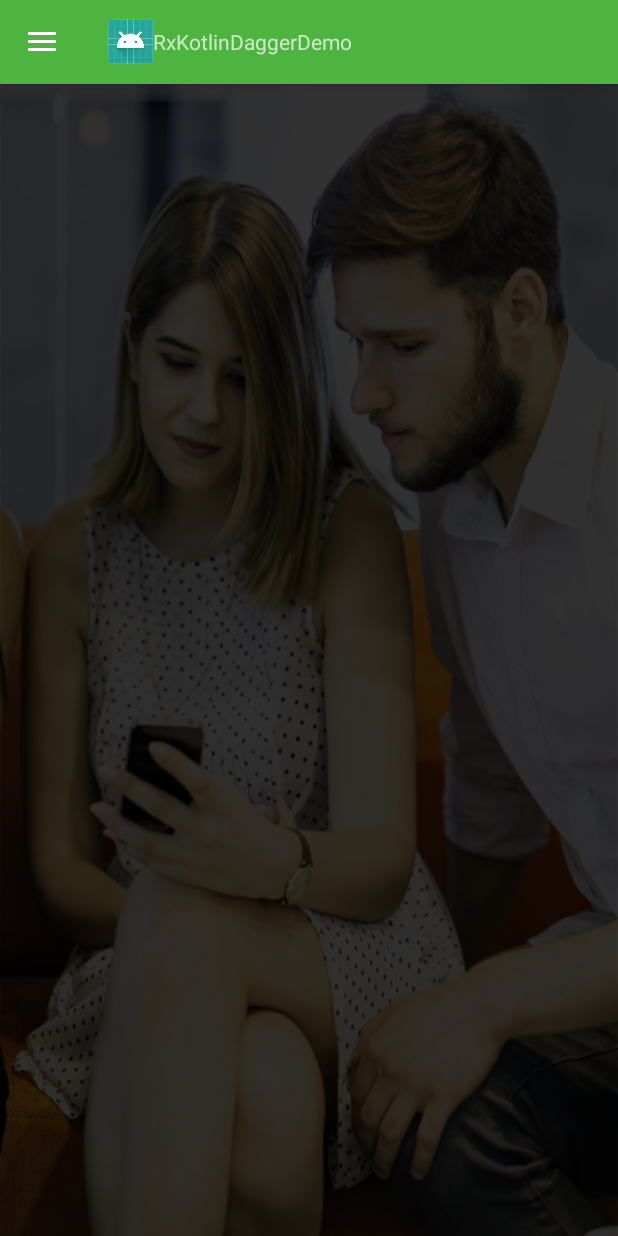
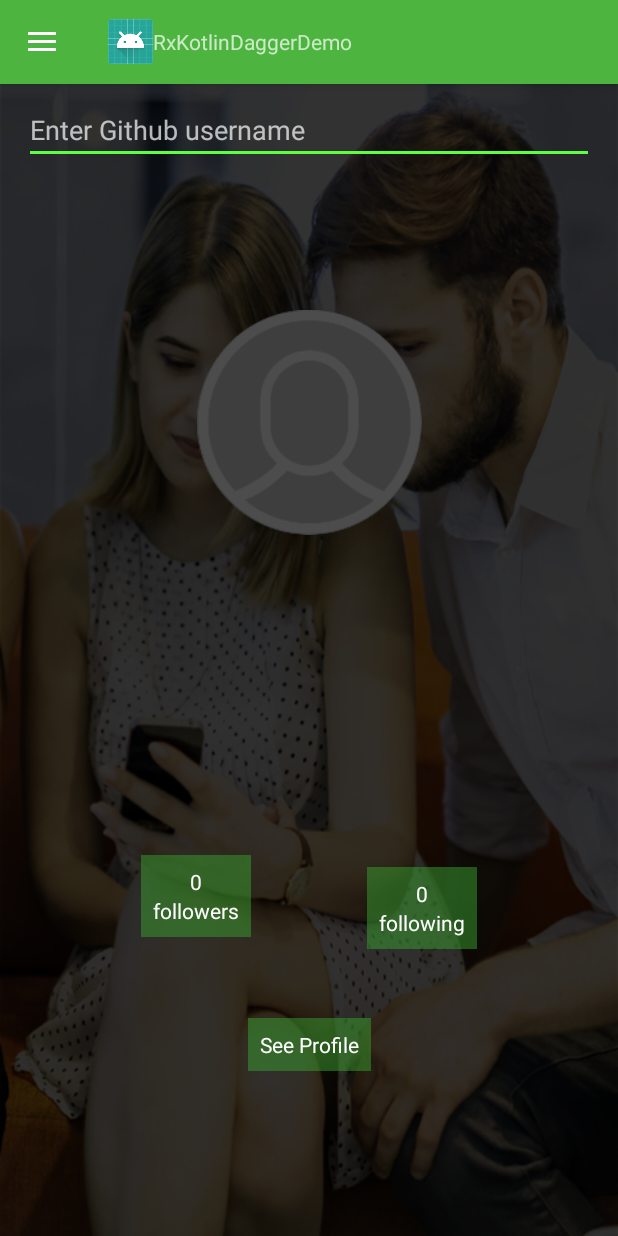
Before and after one commit to Sanjay-Prajapati/RxKotlin_Dagger_Demo, an Android app: the screen it shows after launch once a user with an empty profile is signed in (HomeActivity before the commit, GitHubProfileActivity after it), in the side drawer, after a tap on "Github Profile", on a phone screen of 412 x 824 dp. Run offline under Robolectric (Android 15) with nearby library versions, the light colour scheme and no system bars; our stand-ins replace Dagger/Hilt's generated code, Firebase (no records; nobody signed in at launch, a user with empty details on screens opened directly), RxJava, Timber; libraries missing offline, so code that uses them is left out: com.firebase.ui, com.jakewharton.rxbinding2, com.readystatesoftware.chuck; 6 statements that could not run were skipped.

Commit message:
Githubprofile UI implementation and API calling added

```diff
--- a/app/src/main/AndroidManifest.xml
+++ b/app/src/main/AndroidManifest.xml
@@ -22,6 +22,10 @@
         <activity
             android:name=".ui.home.HomeActivity"
             android:launchMode="singleTop"/>
+        <activity
+            android:name=".ui.githubprofile.GitHubProfileActivity"
+            android:launchMode="singleTop"
+            android:windowSoftInputMode="stateHidden"/>
     </application>
 
 </manifest>
--- /dev/null
+++ b/app/src/main/kotlin/com/rxkotlindaggerdemo/injections/components/NetworkComponent.kt
@@ -0,0 +1,16 @@
+package com.rxkotlindaggerdemo.injections.components
+
+import com.rxkotlindaggerdemo.injections.modules.RetrofitModule
+import com.rxkotlindaggerdemo.ui.githubprofile.GitHubProfileFragment
+import dagger.Component
+import javax.inject.Singleton
+
+/**
+ *  Network Component
+ */
+
+@Singleton
+@Component(modules = arrayOf(RetrofitModule::class))
+interface NetworkComponent {
+    fun inject(fragment: GitHubProfileFragment)
+}
--- /dev/null
+++ b/app/src/main/kotlin/com/rxkotlindaggerdemo/injections/modules/RetrofitModule.kt
@@ -0,0 +1,48 @@
+package com.rxkotlindaggerdemo.injections.modules
+
+import com.readystatesoftware.chuck.ChuckInterceptor
+import com.rxkotlindaggerdemo.AppApplication
+import com.rxkotlindaggerdemo.BuildConfig
+import com.rxkotlindaggerdemo.remote.AppEndPoint
+import dagger.Module
+import dagger.Provides
+import io.reactivex.schedulers.Schedulers
+import okhttp3.OkHttpClient
+import okhttp3.logging.HttpLoggingInterceptor
+import retrofit2.Retrofit
+import retrofit2.adapter.rxjava2.RxJava2CallAdapterFactory
+import retrofit2.converter.gson.GsonConverterFactory
+import javax.inject.Singleton
+
+/**
+ * Retrofit Module
+ */
+
+@Module
+class RetrofitModule {
+    @Provides
+    @Singleton
+    fun provideHttpLogging(): OkHttpClient {
+        val logging = HttpLoggingInterceptor()
+        logging.level = if (BuildConfig.DEBUG) HttpLoggingInterceptor.Level.BODY else HttpLoggingInterceptor.Level.NONE
+        return OkHttpClient.Builder()
+                .addInterceptor(ChuckInterceptor(AppApplication.getAppContext()))
+                .addInterceptor(logging)
+                .build()
+    }
+
+    @Provides
+    @Singleton
+    fun provideRetrofit(okHttpClient: OkHttpClient): Retrofit {
+        return Retrofit.Builder()
+                .baseUrl(BuildConfig.API_URL)
+                .addConverterFactory(GsonConverterFactory.create())
+                .addCallAdapterFactory(RxJava2CallAdapterFactory.createWithScheduler(Schedulers.io()))
+                .client(okHttpClient)
+                .build()
+    }
+
+    @Provides
+    @Singleton
+    fun provideApiService(retrofit: Retrofit): AppEndPoint = retrofit.create(AppEndPoint::class.java)
+}
--- /dev/null
+++ b/app/src/main/kotlin/com/rxkotlindaggerdemo/remote/AppEndPoint.kt
@@ -0,0 +1,18 @@
+package com.rxkotlindaggerdemo.remote
+
+import com.google.gson.JsonElement
+import com.rxkotlindaggerdemo.remote.model.GithubUserProfile
+import io.reactivex.Observable
+
+import retrofit2.http.GET
+import retrofit2.http.Path
+
+
+
+/**
+ *  AppEnd Point
+ */
+interface AppEndPoint {
+    @GET("/users/{username}")
+    fun getGithubUserDetails(@Path("username") username: String): Observable<GithubUserProfile>
+}
--- a/app/src/main/kotlin/com/rxkotlindaggerdemo/ui/auth/LoginActivity.kt
+++ b/app/src/main/kotlin/com/rxkotlindaggerdemo/ui/auth/LoginActivity.kt
@@ -20,11 +20,11 @@ import java.util.*
 class LoginActivity : BaseActivity() {
     private val RC_SIGN_IN = 123
 
-    override fun getLayoutResId() = R.layout.activity_login
+
     override fun onCreate(savedInstanceState: Bundle?) {
         setTheme(R.style.AppTheme)
         super.onCreate(savedInstanceState)
-
+        setContentView(R.layout.activity_login)
         if (auth.currentUser != null) {
             startHomeActivity()
             // btn_logout.visibility = View.VISIBLE
--- a/app/src/main/kotlin/com/rxkotlindaggerdemo/ui/base/BaseActivity.kt
+++ b/app/src/main/kotlin/com/rxkotlindaggerdemo/ui/base/BaseActivity.kt
@@ -12,11 +12,13 @@ import android.support.v7.app.ActionBarDrawerToggle
 import android.support.v7.app.AppCompatActivity
 import android.support.v7.widget.Toolbar
 import android.util.Log
+import android.view.View
 import com.firebase.ui.auth.AuthUI
 import com.google.android.gms.tasks.OnCompleteListener
 import com.google.firebase.auth.FirebaseAuth
 import com.rxkotlindaggerdemo.R
 import com.rxkotlindaggerdemo.ui.auth.LoginActivity
+import com.rxkotlindaggerdemo.ui.githubprofile.GitHubProfileActivity
 import kotlinx.android.synthetic.main.activity_singlepane.*
 import kotlinx.android.synthetic.main.app_bar.*
 import timber.log.Timber
@@ -29,14 +31,18 @@ abstract class BaseActivity : AppCompatActivity() {
     // delay to launch nav drawer item, to allow close animation to play
     private val NAVDRAWER_LAUNCH_DELAY = 250
     protected val auth: FirebaseAuth = FirebaseAuth.getInstance()
-    protected abstract fun getLayoutResId(): Int
+
     lateinit var tbToolbar: Toolbar
     override fun onCreate(savedInstanceState: Bundle?) {
         super.onCreate(savedInstanceState)
-        setContentView(getLayoutResId())
-        getActionbarToolbar();
+
         Log.d("BaseActivity", "OnCreate Method Called")
         Timber.d("OnCreate Method called");
+    }
+
+    override fun setContentView(view: View?) {
+        super.setContentView(view)
+        getActionbarToolbar()
     }
 
     override fun onPostCreate(savedInstanceState: Bundle?) {
@@ -85,9 +91,7 @@ abstract class BaseActivity : AppCompatActivity() {
         Log.d("BaseActivity", "Setup Navigation method called")
         Timber.d("Setup Navigation method called")
         val selfItem = getSelfNavDrawerItem();
-        if (selfItem == null) {
-            Timber.d("setupNavigation: INVALID ITEM")
-        }
+
         if (toolbar == null) {
             Timber.d("setupNavigation: toolbar is not present");
             return
@@ -96,7 +100,7 @@ abstract class BaseActivity : AppCompatActivity() {
             return
         }
         val toggle: ActionBarDrawerToggle = ActionBarDrawerToggle(this,
-                drawer_layout, tbToolbar, R.string.navigation_drawer_open,
+                drawer_layout, toolbar, R.string.navigation_drawer_open,
                 R.string.navigation_drawer_close)
         toggle.setHomeAsUpIndicator(R.drawable.ic_menu)
         drawer_layout.addDrawerListener(toggle)
@@ -155,6 +159,9 @@ abstract class BaseActivity : AppCompatActivity() {
         if (id == R.id.nav_drag_drop) {
 
         } else if (id == R.id.nav_github_profile) {
+            if (this is GitHubProfileActivity) return
+            startActivity(Intent(this, GitHubProfileActivity::class.java))
+            finish()
 
         } else if (id == R.id.nav_user_profile) {
 
@@ -174,7 +181,23 @@ abstract class BaseActivity : AppCompatActivity() {
                 })
     }
 
-    private fun getSelfNavDrawerItem(): Int {
+    protected open fun getSelfNavDrawerItem(): Int {
         return ITEM_INVALID;
     }
+
+    public fun intentToFragmentArguments(intentData: Intent?): Bundle? {
+        var arguments: Bundle = Bundle()
+        if (intentData == null) {
+            return arguments
+        }
+        val data = intentData.data
+        if (data != null) {
+            arguments.putParcelable("_uri", data);
+        }
+        val extras = intentData.extras
+        if (extras != null) {
+            arguments.putAll(extras)
+        }
+        return arguments
+    }
 }
--- /dev/null
+++ b/app/src/main/kotlin/com/rxkotlindaggerdemo/ui/base/SinglePaneActivity.kt
@@ -0,0 +1,46 @@
+package com.rxkotlindaggerdemo.ui.base
+
+import android.content.Intent
+import android.os.Bundle
+import android.support.v4.app.Fragment
+import com.rxkotlindaggerdemo.R
+
+/**
+ * A {@link BaseActivity} that simply contains a single fragment. The intent used to invoke this
+ * activity is forwarded to the fragment as arguments during fragment instantiation. Derived
+ * activities should only need to implement {@link SinglePaneActivity#onCreatePane()}.
+ */
+abstract class SinglePaneActivity : BaseActivity() {
+    lateinit var mFragment: Fragment;
+
+    override fun onCreate(savedInstanceState: Bundle?) {
+        super.onCreate(savedInstanceState)
+        setContentView(getLayoutResId())
+
+        if (getIntent().hasExtra(Intent.EXTRA_TITLE)) {
+            setTitle(getIntent().getStringExtra(Intent.EXTRA_TITLE))
+        } else {
+            setTitle(getTitle())
+        }
+
+        if (savedInstanceState == null) {
+            mFragment = onContentPane()
+            mFragment.arguments = intentToFragmentArguments(intent)
+            getSupportFragmentManager().beginTransaction()
+                    .replace(R.id.fl_container, mFragment, "single_pane")
+                    .commit();
+        } else {
+            mFragment = getSupportFragmentManager().findFragmentByTag("single_pane")
+        }
+    }
+
+    protected open fun getLayoutResId(): Int = R.layout.activity_singlepane
+
+    /**
+     * Called in <code>onCreate</code> when the fragment constituting this activity is needed.
+     * The returned fragment's arguments will be set to the intent used to invoke this activity.
+     */
+    protected abstract fun onContentPane(): Fragment
+
+    fun getFragment(): Fragment = mFragment;
+}
--- /dev/null
+++ b/app/src/main/kotlin/com/rxkotlindaggerdemo/ui/githubprofile/GitHubProfileActivity.kt
@@ -0,0 +1,18 @@
+package com.rxkotlindaggerdemo.ui.githubprofile
+
+import android.support.v4.app.Fragment
+import com.rxkotlindaggerdemo.R
+import com.rxkotlindaggerdemo.ui.base.SinglePaneActivity
+
+/**
+ *
+ */
+class GitHubProfileActivity : SinglePaneActivity() {
+    override fun onContentPane(): Fragment = GitHubProfileFragment.newInstance()
+
+    override fun getLayoutResId(): Int = R.layout.activity_singlepane
+
+    override fun getSelfNavDrawerItem(): Int {
+        return R.id.nav_github_profile;
+    }
+}
--- /dev/null
+++ b/app/src/main/kotlin/com/rxkotlindaggerdemo/ui/githubprofile/GitHubProfileFragment.kt
@@ -0,0 +1,102 @@
+package com.rxkotlindaggerdemo.ui.githubprofile
+
+import android.content.Intent
+import android.net.Uri
+import android.os.Bundle
+import android.support.design.widget.Snackbar
+import android.support.v4.app.Fragment
+import android.view.LayoutInflater
+import android.view.View
+import android.view.ViewGroup
+import com.jakewharton.rxbinding2.widget.RxTextView
+import com.rxkotlindaggerdemo.AppApplication
+import com.rxkotlindaggerdemo.R
+import com.rxkotlindaggerdemo.commons.extentions.loadImg
+import com.rxkotlindaggerdemo.remote.model.GithubUserProfile
+import io.reactivex.Observable
+import io.reactivex.rxkotlin.subscribeBy
+import kotlinx.android.synthetic.main.fragment_github_profile.*
+import timber.log.Timber
+import javax.inject.Inject
+
+
+/**
+ * Github profile fragment
+ */
+public class GitHubProfileFragment : Fragment(), GitHubProfilePresenter.View {
+    private lateinit var mUserUrl: String
+
+    @Inject lateinit var presenter: GitHubProfilePresenter
+    override fun onCreateView(inflater: LayoutInflater?, container: ViewGroup?,
+                              savedInstanceState: Bundle?): View? {
+        return inflater?.inflate(R.layout.fragment_github_profile, container, false)
+    }
+
+    override fun onViewCreated(view: View?, savedInstanceState: Bundle?) {
+        super.onViewCreated(view, savedInstanceState)
+        (activity.application as AppApplication).component.inject(this)
+        presenter.initView(this)
+        presenter.getGitHubProfileData()
+        tv_see_profile.setOnClickListener({
+            if (!mUserUrl.isEmpty()) {
+                startActivity(Intent(Intent.ACTION_VIEW, Uri.parse(mUserUrl)))
+            }
+        })
+    }
+
+    override fun showLoadingIndicator(isShow: Boolean) {
+        if (isShow)
+            progress_bg?.visibility = View.VISIBLE
+        else
+            progress_bg?.visibility = View.GONE
+    }
+
+    override fun showErrorMessage(message: String) {
+        Snackbar.make(cl_root_view, message, Snackbar.LENGTH_SHORT).show()
+    }
+
+    override fun setUserProfileDetails(githubUserProfile: GithubUserProfile) {
+        tv_full_name.setText(githubUserProfile.name)
+        tv_username.setText(githubUserProfile.userName)
+        tv_company.setText(githubUserProfile.company)
+        tv_bio_value.setText(githubUserProfile.bio)
+        tv_followers_value.setText(githubUserProfile.follower)
+        tv_following_value.setText(githubUserProfile.following)
+        tv_address.setText(githubUserProfile.location)
+        iv_profile.loadImg(githubUserProfile.avatarUrl, R.drawable.placeholder)
+        mUserUrl = githubUserProfile.profileUrl
+    }
+
+    override fun getNetworkError(): String {
+        return activity?.getString(R.string.network_error).toString()
+    }
+
+    override fun getUnknownError(): String {
+        return activity?.getString(R.string.unknown_error).toString()
+    }
+
+    override fun getUsernameObservable(): Observable<CharSequence> {
+        val txt: Observable<CharSequence> = RxTextView.textChanges(et_username)
+                .onErrorReturn({ "" })
+        txt.subscribeBy(
+                onNext = {
+                    showLoadingIndicator(true)
+                },
+                onError = {
+                    Timber.d("OnError called")
+                }
+        )
+        return txt
+    }
+
+    override fun onDestroy() {
+        super.onDestroy()
+        presenter?.safeDispose()
+    }
+
+    companion object {
+        fun newInstance(): Fragment {
+            return GitHubProfileFragment()
+        }
+    }
+}
--- a/app/src/main/kotlin/com/rxkotlindaggerdemo/ui/home/HomeActivity.kt
+++ b/app/src/main/kotlin/com/rxkotlindaggerdemo/ui/home/HomeActivity.kt
@@ -8,9 +8,9 @@ import com.rxkotlindaggerdemo.ui.base.BaseActivity
  * HomeActivity
  */
 class HomeActivity : BaseActivity() {
-    override fun getLayoutResId(): Int {
-        return R.layout.activity_singlepane
+    override fun onCreate(savedInstanceState: Bundle?) {
+        super.onCreate(savedInstanceState)
+        setContentView(R.layout.activity_singlepane)
     }
 
-
 }
--- /dev/null
+++ b/app/src/main/res/layout/fragment_github_profile.xml
@@ -0,0 +1,216 @@
+<?xml version="1.0" encoding="utf-8"?>
+<android.support.constraint.ConstraintLayout
+    android:id="@+id/cl_root_view"
+    xmlns:android="http://schemas.android.com/apk/res/android"
+    xmlns:app="http://schemas.android.com/apk/res-auto"
+    android:layout_width="match_parent"
+    android:layout_height="match_parent"
+    android:layout_marginLeft="@dimen/spacing_large"
+    android:layout_marginRight="@dimen/spacing_large">
+
+    <android.support.constraint.Guideline
+        android:id="@+id/guidline_top"
+        android:layout_width="0dp"
+        android:layout_height="wrap_content"
+        android:orientation="horizontal"
+        app:layout_constraintGuide_percent="0.1"
+        />
+
+    <android.support.constraint.Guideline
+        android:id="@+id/guidline_middle"
+        android:layout_width="0dp"
+        android:layout_height="wrap_content"
+        android:orientation="horizontal"
+        app:layout_constraintBottom_toBottomOf="parent"
+        app:layout_constraintGuide_percent="0.6"
+        app:layout_constraintTop_toTopOf="parent"
+        />
+
+    <android.support.constraint.Guideline
+        android:id="@+id/guidline_bottom"
+        android:layout_width="0dp"
+        android:layout_height="wrap_content"
+        android:orientation="horizontal"
+        app:layout_constraintGuide_percent="1.0"
+        />
+
+    <EditText
+        android:id="@+id/et_username"
+        android:layout_width="0dp"
+        android:layout_height="wrap_content"
+        android:layout_marginTop="@dimen/spacing_normal"
+        android:hint="@string/hint_github_username"
+        app:layout_constraintBottom_toTopOf="@+id/guidline_top"
+        app:layout_constraintHorizontal_bias="0.0"
+        app:layout_constraintLeft_toLeftOf="parent"
+        app:layout_constraintRight_toRightOf="parent"
+        app:layout_constraintTop_toTopOf="parent"
+        app:layout_constraintVertical_bias="0.0"
+        />
+
+    <ImageView
+        android:id="@+id/iv_profile"
+        android:layout_width="150dp"
+        android:layout_height="175dp"
+        android:layout_marginTop="4dp"
+        android:src="@drawable/placeholder"
+        app:layout_constraintBottom_toTopOf="@+id/tv_full_name"
+        app:layout_constraintHorizontal_bias="0.5"
+        app:layout_constraintLeft_toLeftOf="@+id/et_username"
+        app:layout_constraintRight_toRightOf="@+id/et_username"
+        app:layout_constraintTop_toBottomOf="@id/guidline_top"
+        app:layout_constraintVertical_bias="0.5"
+        app:layout_constraintVertical_chainStyle="packed"/>
+
+    <TextView
+        android:id="@+id/tv_full_name"
+        android:layout_width="wrap_content"
+        android:layout_height="wrap_content"
+        android:layout_marginTop="4dp"
+        android:textColor="@color/white"
+        android:textSize="@dimen/font_normal_medium"
+        app:layout_constraintBottom_toTopOf="@+id/tv_username"
+        app:layout_constraintLeft_toLeftOf="@+id/iv_profile"
+        app:layout_constraintRight_toRightOf="@+id/iv_profile"
+        app:layout_constraintTop_toBottomOf="@+id/iv_profile"
+        app:layout_constraintVertical_bias="0.0"/>
+
+    <TextView
+        android:id="@+id/tv_username"
+        android:layout_width="wrap_content"
+        android:layout_height="wrap_content"
+        android:layout_marginTop="4dp"
+        android:textSize="@dimen/font_small"
+        app:layout_constraintBottom_toTopOf="@+id/tv_company"
+        app:layout_constraintLeft_toLeftOf="@+id/tv_full_name"
+        app:layout_constraintRight_toRightOf="@+id/tv_full_name"
+        app:layout_constraintTop_toBottomOf="@+id/tv_full_name"
+        app:layout_constraintVertical_bias="0.0"/>
+
+    <TextView
+        android:id="@+id/tv_company"
+        android:layout_width="wrap_content"
+        android:layout_height="wrap_content"
+        android:layout_marginTop="4dp"
+        android:textSize="@dimen/font_small"
+        app:layout_constraintBottom_toTopOf="@+id/tv_bio_value"
+        app:layout_constraintLeft_toLeftOf="@+id/tv_username"
+        app:layout_constraintRight_toRightOf="@+id/tv_username"
+        app:layout_constraintTop_toBottomOf="@+id/tv_username"/>
+
+    <TextView
+        android:id="@+id/tv_bio_value"
+        android:layout_width="wrap_content"
+        android:layout_height="wrap_content"
+        android:layout_marginTop="4dp"
+        android:gravity="center"
+        app:layout_constraintBottom_toTopOf="@+id/guidline_middle"
+        app:layout_constraintLeft_toLeftOf="@+id/tv_company"
+        app:layout_constraintRight_toRightOf="@+id/tv_company"
+        app:layout_constraintTop_toBottomOf="@+id/tv_company"
+        app:layout_constraintVertical_bias="0.0"/>
+
+    <LinearLayout
+        android:id="@+id/ll_followers_bg"
+        android:layout_width="wrap_content"
+        android:layout_height="wrap_content"
+        android:layout_marginTop="@dimen/spacing_large"
+        android:background="@color/whitetransparent"
+        android:gravity="center"
+        android:orientation="vertical"
+        android:padding="@dimen/spacing_normal"
+        app:layout_constraintBottom_toTopOf="@+id/tv_see_profile"
+        app:layout_constraintHorizontal_chainStyle="spread"
+        app:layout_constraintLeft_toLeftOf="parent"
+        app:layout_constraintRight_toLeftOf="@+id/ll_following_bg"
+        app:layout_constraintTop_toBottomOf="@+id/guidline_middle"
+        app:layout_constraintVertical_chainStyle="spread">
+
+        <TextView
+            android:id="@+id/tv_followers_value"
+            android:layout_width="wrap_content"
+            android:layout_height="wrap_content"
+            android:text="0"
+            android:textColor="@color/white"/>
+
+        <TextView
+            android:layout_width="wrap_content"
+            android:layout_height="wrap_content"
+            android:text="followers"
+            android:textColor="@color/white"/>
+    </LinearLayout>
+
+    <LinearLayout
+        android:id="@+id/ll_following_bg"
+        android:layout_width="wrap_content"
+        android:layout_height="wrap_content"
+        android:layout_marginTop="@dimen/spacing_large"
+        android:background="@color/whitetransparent"
+        android:gravity="center"
+        android:orientation="vertical"
+        android:padding="@dimen/spacing_normal"
+        app:layout_constraintBottom_toTopOf="@+id/tv_see_profile"
+        app:layout_constraintLeft_toRightOf="@+id/ll_followers_bg"
+        app:layout_constraintRight_toRightOf="parent"
+        app:layout_constraintTop_toBottomOf="@+id/guidline_middle">
+
+        <TextView
+            android:id="@+id/tv_following_value"
+            android:layout_width="wrap_content"
+            android:layout_height="wrap_content"
+            android:text="0"
+            android:textColor="@color/white"/>
+
+        <TextView
+            android:layout_width="wrap_content"
+            android:layout_height="wrap_content"
+            android:text="following"
+            android:textColor="@color/white"/>
+    </LinearLayout>
+
+    <TextView
+        android:id="@+id/tv_see_profile"
+        android:layout_width="wrap_content"
+        android:layout_height="wrap_content"
+        android:layout_marginTop="@dimen/spacing_large"
+        android:background="@color/whitetransparent"
+        android:padding="@dimen/spacing_normal"
+        android:text="See Profile"
+        android:textColor="@color/white"
+        app:layout_constraintBottom_toTopOf="@+id/tv_address"
+        app:layout_constraintLeft_toLeftOf="parent"
+        app:layout_constraintRight_toRightOf="parent"
+        app:layout_constraintTop_toBottomOf="@+id/ll_followers_bg"
+        app:layout_constraintVertical_bias="0.0"
+        app:layout_constraintVertical_chainStyle="packed"/>
+
+    <TextView
+        android:id="@+id/tv_address"
+        android:layout_width="wrap_content"
+        android:layout_height="wrap_content"
+        android:layout_marginTop="@dimen/spacing_large"
+        app:layout_constraintBottom_toTopOf="@+id/guidline_bottom"
+        app:layout_constraintLeft_toLeftOf="@+id/tv_see_profile"
+        app:layout_constraintRight_toRightOf="@+id/tv_see_profile"
+        app:layout_constraintTop_toBottomOf="@+id/tv_see_profile"/>
+
+    <FrameLayout
+        android:id="@+id/progress_bg"
+        android:layout_width="0dp"
+        android:layout_height="0dp"
+        android:clickable="true"
+        android:focusable="true"
+        android:focusableInTouchMode="true"
+        android:visibility="gone"
+        app:layout_constraintBottom_toBottomOf="parent"
+        app:layout_constraintLeft_toLeftOf="parent"
+        app:layout_constraintRight_toRightOf="parent"
+        app:layout_constraintTop_toBottomOf="@+id/et_username">
+
+        <ProgressBar
+            android:layout_width="wrap_content"
+            android:layout_height="wrap_content"
+            android:layout_marginBottom="@dimen/spacing_xhuge"
+            android:layout_gravity="center"/>
+    </FrameLayout>
+</android.support.constraint.ConstraintLayout>
--- a/app/src/main/res/values/colors.xml
+++ b/app/src/main/res/values/colors.xml
@@ -12,4 +12,6 @@
     <color name="material_green_a200">#69F0AE</color>
     <color name="material_lime_a700">#AEEA00</color>
     <color name="material_purple_a700">#AA00FF</color>
+
+    <color name="whitetransparent">#803b9f30</color>
 </resources>
--- a/app/src/main/res/values/strings.xml
+++ b/app/src/main/res/values/strings.xml
@@ -12,4 +12,6 @@
     <string name="nav_logout">Logout</string>
     <string name="navigation_drawer_open">Open Navigation Drawer</string>
     <string name="navigation_drawer_close">Close Navigation Drawer</string>
+    <string name="hint_github_username">Enter Github username</string>
+    <string name="unknown_error">Something happen wrong please try again.</string>
 </resources>
--- a/build.gradle
+++ b/build.gradle
@@ -1,7 +1,7 @@
 // Top-level build file where you can add configuration options common to all sub-projects/modules.
 
 buildscript {
-    ext.kotlin_version = '1.1.3-2'
+    ext.kotlin_version = '1.1.4'
     repositories {
         google()
         jcenter()
```
Also changed, not shown: app/build.gradle (+19 -0 lines), app/src/main/kotlin/com/rxkotlindaggerdemo/AppApplication.kt (+17 -0 lines), app/src/main/kotlin/com/rxkotlindaggerdemo/commons/extentions/ImageExt.kt (added, +16 -0 lines), app/src/main/kotlin/com/rxkotlindaggerdemo/remote/model/GithubUserProfile.kt (added, +18 -0 lines), app/src/main/kotlin/com/rxkotlindaggerdemo/ui/githubprofile/GitHubProfilePresenter.kt (added, +81 -0 lines).
